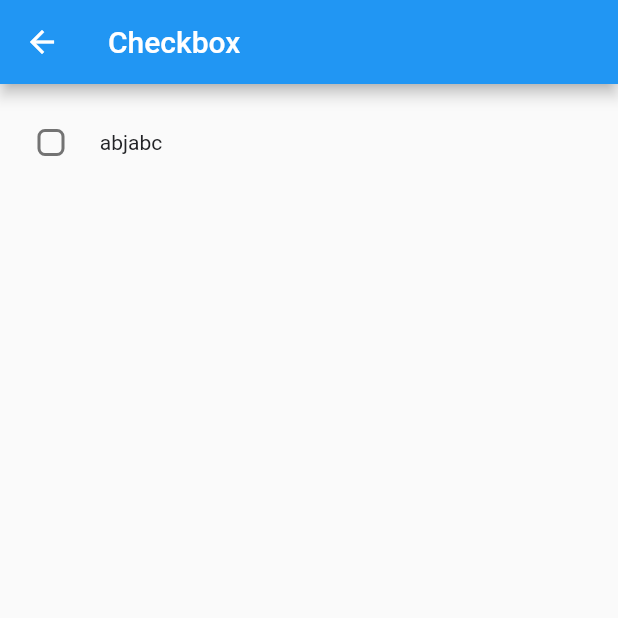
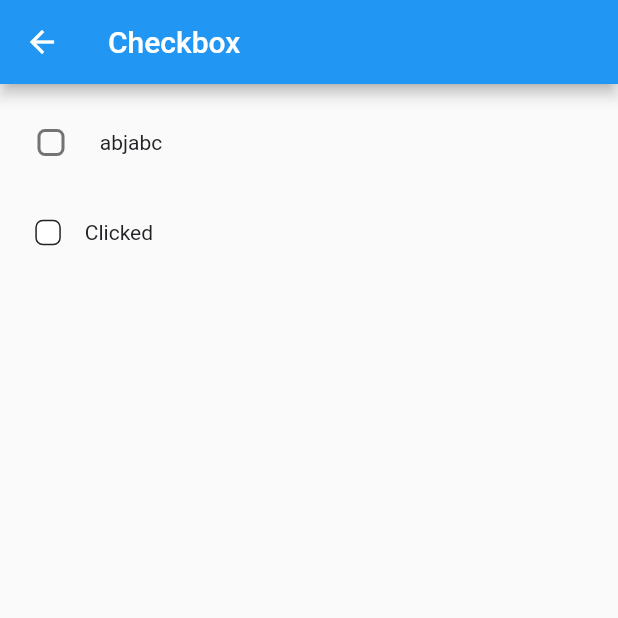
Before and after one commit to aajay-logiciel/ajayjp, a Flutter app: the CheckboxClass screen opened directly, on a phone screen of 412 x 824 dp, the top half of it. Run offline on Flutter 3.47's test engine with Material 2 defaults, Android fonts, the phone set to English and light mode, and no system bars; our stand-ins replace get.

Commit message:
checkbox new format

```diff
--- a/lib/checkbox.dart
+++ b/lib/checkbox.dart
@@ -39,6 +39,10 @@ class _CheckboxClassState extends State<CheckboxClass> {
                 height: 20,
               ),
 
+              JPACheckbox(
+                selected: true,
+                text: 'Clicked',
+              ),
 
             ],
           ),
--- a/lib/home_class.dart
+++ b/lib/home_class.dart
@@ -6,8 +6,8 @@ import 'package:jp_ui_kit/Button/size.dart';
 import 'package:jp_ui_kit/jp_ui_kit.dart';
 import 'package:get/get.dart';
 
-import 'Badges.dart';
-import 'Radiobutton.dart';
+import 'badges.dart';
+import 'radiobutton.dart';
 import 'checkbox.dart';
 import 'lables.dart';
 
--- /dev/null
+++ b/packages/jp_ui_kit/lib/CheckBox/jpa_checkbox.dart
@@ -0,0 +1,134 @@
+import 'package:flutter/material.dart';
+import 'package:jp_ui_kit/CommonFiles/color.dart';
+import 'package:jp_ui_kit/Text/fontweight.dart';
+import 'package:jp_ui_kit/jp_ui_kit.dart';
+
+class JPACheckbox extends StatefulWidget {
+  const JPACheckbox(
+      {this.disabled = false,
+      this.isTextClickable = false,
+      this.selected = false,
+      this.text,
+      this.textSize = JPTextSize.heading4,
+      this.textColor = JPColor.black,
+      this.fontFamily = JPFontFamily.roboto,
+      this.fontWeight = JPFontWeight.regular,
+      Key? key})
+      : super(key: key);
+
+  final bool? disabled;
+  final bool? isTextClickable;
+  final bool? selected;
+  final String? text;
+  final Color? textColor;
+  final JPFontFamily? fontFamily;
+  final JPFontWeight? fontWeight;
+  final JPTextSize? textSize;
+
+  @override
+  _JPACheckboxState createState() => _JPACheckboxState();
+}
+
+class _JPACheckboxState extends State<JPACheckbox> {
+  late bool selected;
+  late String text;
+
+  getOnTab() {
+    setState(() {
+      selected = !selected;
+    });
+  }
+
+  @override
+  void initState() {
+    selected = widget.selected!;
+    text = widget.text ?? '';
+    super.initState();
+  }
+
+  @override
+  Widget build(BuildContext context) {
+    return InkWell(
+      borderRadius: BorderRadius.circular(50),
+      splashColor: JPColor.primary.withOpacity(0.1),
+      onTap: widget.disabled!
+          ? null
+          : widget.isTextClickable!
+              ? getOnTab
+              : null,
+      child: FittedBox(
+          child: Row(
+        children: [
+          getCheckBox(),
+          (text == '')
+              ? const SizedBox.shrink()
+              : const SizedBox(
+                  width: 8.5,
+                ),
+          getText(),
+          (text == '')
+              ? const SizedBox.shrink()
+              : const SizedBox(
+                  width: 8.5,
+                )
+        ],
+      )),
+    );
+  }
+
+  Widget getCheckBox() => Container(
+        height: 32,
+        width: 32,
+        decoration: BoxDecoration(
+          borderRadius: BorderRadius.circular(50),
+        ),
+        child: InkWell(
+          borderRadius: BorderRadius.circular(50),
+          splashColor: JPColor.primary.withOpacity(0.1),
+          onTap: widget.disabled!
+              ? null
+              : widget.isTextClickable!
+                  ? null
+                  : getOnTab,
+          child: Center(
+            child: AnimatedContainer(
+              height: 17.0,
+              width: 17.0,
+              curve: Curves.linear,
+              decoration: BoxDecoration(
+                borderRadius: BorderRadius.circular(5),
+                color: selected
+                    ? Colors.white
+                    : widget.disabled!
+                        ? JPColor.primary.withOpacity(0.5)
+                        : JPColor.primary,
+                border: selected
+                    ? Border.all(
+                        color: widget.disabled!
+                            ? JPColor.black.withOpacity(0.5)
+                            : JPColor.black,
+                        width: 1)
+                    : null,
+              ),
+              duration: const Duration(milliseconds: 1),
+              child: const Center(
+                  child: Icon(
+                Icons.check,
+                color: JPColor.white,
+                size: 14,
+              )),
+            ),
+          ),
+        ),
+      );
+
+  Widget getText() => JPText(
+        text: text,
+        textColor: widget.disabled == false
+            ? widget.textColor
+            : widget.textColor!.withOpacity(0.4),
+        textSize: widget.textSize,
+        fontWeight: widget.fontWeight,
+        fontFamily: widget.fontFamily,
+      );
+}
--- a/packages/jp_ui_kit/lib/CommonFiles/color.dart
+++ b/packages/jp_ui_kit/lib/CommonFiles/color.dart
@@ -14,4 +14,5 @@ class JPColor {
   static const Color darkGray = Color(0xff9CA2B0);
   static const Color success = Color(0xff42BA96);
   static const Color warning = Color(0xffFFA115);
+  static const Color splashColor = Color(0xff418BCA);
 }
--- a/packages/jp_ui_kit/lib/jp_ui_kit.dart
+++ b/packages/jp_ui_kit/lib/jp_ui_kit.dart
@@ -10,10 +10,11 @@ export 'package:jp_ui_kit/Text/textsize.dart';
 export 'package:jp_ui_kit/Text/index.dart';
 export 'package:jp_ui_kit/JPRadioButton/jp_radiobutton.dart';
 export 'package:jp_ui_kit/JPToggle/jp_toggle.dart';
-export 'package:jp_ui_kit/JPBadges/jpbadges.dart';
+export 'package:jp_ui_kit/Badges/index.dart';
 export 'package:jp_ui_kit/JPChips/jp_chips.dart';
 export 'package:jp_ui_kit/Button/radius.dart';
 export 'package:jp_ui_kit/Button/index.dart';
 export 'package:jp_ui_kit/JPLabel/jp_label.dart';
 export 'package:jp_ui_kit/JPLabel/jp_label_type.dart';
 export 'package:jp_ui_kit/CheckBox/index.dart';
+export 'package:jp_ui_kit/CheckBox/jpa_checkbox.dart';
```
Also changed, not shown: lib/badges.dart (renamed from lib/Badges.dart, +9 -12 lines), lib/radiobutton.dart (renamed from lib/Radiobutton.dart, +13 -14 lines), packages/jp_ui_kit/lib/Badges/index.dart (renamed from packages/jp_ui_kit/lib/JPBadges/jpbadges.dart, +6 -2 lines), packages/jp_ui_kit/lib/JPRadioButton/index.dart (+73 -5 lines).
